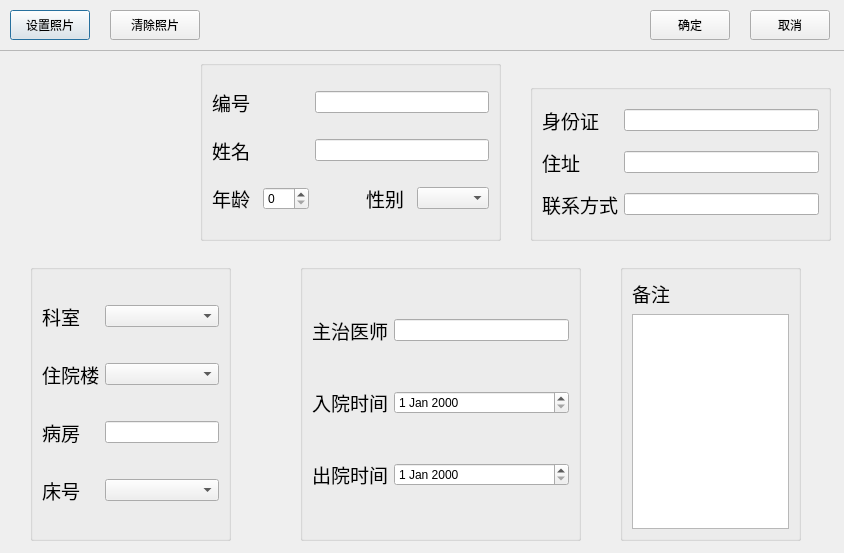
First picture: the form in dialog.ui, repository PGwind/Qt_HIMS, before the edit.
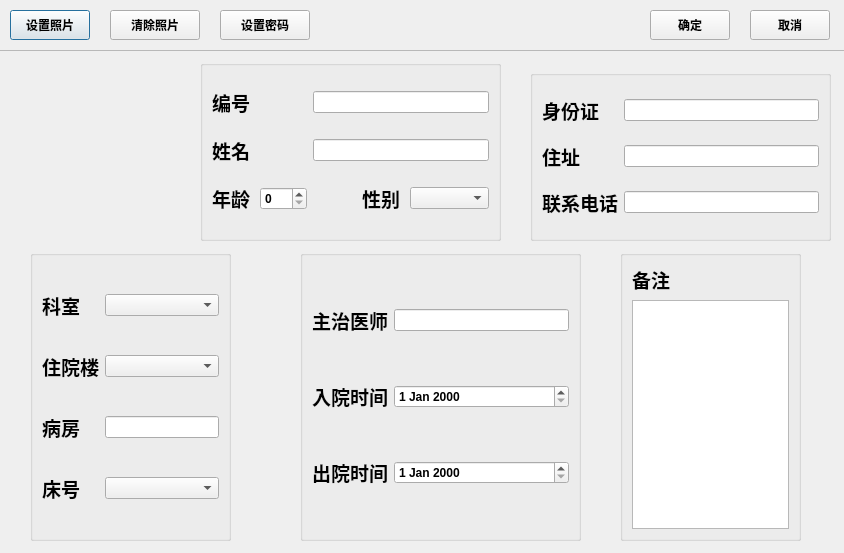
Second picture: the form after the edit. Icons and pictures are not drawn.

Diff of the .ui file:
```diff
--- a/dialog.ui
+++ b/dialog.ui
@@ -10,6 +10,11 @@
     <height>553</height>
    </rect>
   </property>
+  <property name="font">
+   <font>
+    <bold>true</bold>
+   </font>
+  </property>
   <property name="windowTitle">
    <string>Dialog</string>
   </property>
@@ -74,6 +79,9 @@
    </property>
   </widget>
   <widget class="QFrame" name="frame">
+   <property name="enabled">
+    <bool>true</bool>
+   </property>
    <property name="geometry">
     <rect>
      <x>-10</x>
@@ -105,19 +113,28 @@
       <widget class="QLineEdit" name="lineEdit_name"/>
      </item>
      <item row="2" column="2">
-      <widget class="QSpinBox" name="spinBox_age"/>
+      <widget class="QSpinBox" name="spinBox_age">
+       <property name="maximum">
+        <number>120</number>
+       </property>
+      </widget>
      </item>
      <item row="0" column="3" colspan="3">
       <widget class="QLineEdit" name="lineEdit_id"/>
      </item>
      <item row="2" column="5">
-      <widget class="QComboBox" name="comboBox_gender"/>
+      <widget class="QComboBox" name="comboBox_gender">
+       <property name="enabled">
+        <bool>true</bool>
+       </property>
+      </widget>
      </item>
      <item row="1" column="0">
       <widget class="QLabel" name="label_name">
        <property name="font">
         <font>
          <pointsize>14</pointsize>
+         <bold>true</bold>
         </font>
        </property>
        <property name="text">
@@ -130,6 +147,7 @@
        <property name="font">
         <font>
          <pointsize>14</pointsize>
+         <bold>true</bold>
         </font>
        </property>
        <property name="text">
@@ -142,6 +160,7 @@
        <property name="font">
         <font>
          <pointsize>14</pointsize>
+         <bold>true</bold>
         </font>
        </property>
        <property name="text">
@@ -154,6 +173,7 @@
        <property name="font">
         <font>
          <pointsize>14</pointsize>
+         <bold>true</bold>
         </font>
        </property>
        <property name="text">
@@ -173,7 +193,7 @@
      </rect>
     </property>
     <property name="title">
-     <string> </string>
+     <string/>
     </property>
     <layout class="QGridLayout" name="gridLayout_2">
      <item row="0" column="0">
@@ -181,6 +201,7 @@
        <property name="font">
         <font>
          <pointsize>14</pointsize>
+         <bold>true</bold>
         </font>
        </property>
        <property name="text">
@@ -196,6 +217,7 @@
        <property name="font">
         <font>
          <pointsize>14</pointsize>
+         <bold>true</bold>
         </font>
        </property>
        <property name="text">
@@ -211,10 +233,11 @@
        <property name="font">
         <font>
          <pointsize>14</pointsize>
+         <bold>true</bold>
         </font>
        </property>
        <property name="text">
-        <string>联系方式</string>
+        <string>联系电话</string>
        </property>
       </widget>
      </item>
@@ -233,7 +256,7 @@
      </rect>
     </property>
     <property name="title">
-     <string> </string>
+     <string/>
     </property>
     <layout class="QGridLayout" name="gridLayout_4">
      <item row="0" column="0">
@@ -241,6 +264,7 @@
        <property name="font">
         <font>
          <pointsize>14</pointsize>
+         <bold>true</bold>
         </font>
        </property>
        <property name="text">
@@ -249,13 +273,18 @@
       </widget>
      </item>
      <item row="0" column="1">
-      <widget class="QComboBox" name="comboBox_department"/>
+      <widget class="QComboBox" name="comboBox_department">
+       <property name="enabled">
+        <bool>true</bool>
+       </property>
+      </widget>
      </item>
      <item row="1" column="0">
       <widget class="QLabel" name="label_build">
        <property name="font">
         <font>
          <pointsize>14</pointsize>
+         <bold>true</bold>
         </font>
        </property>
        <property name="text">
@@ -264,13 +293,18 @@
       </widget>
      </item>
      <item row="1" column="1">
-      <widget class="QComboBox" name="comboBox_build"/>
+      <widget class="QComboBox" name="comboBox_build">
+       <property name="enabled">
+        <bool>true</bool>
+       </property>
+      </widget>
      </item>
      <item row="2" column="0">
       <widget class="QLabel" name="label_room">
        <property name="font">
         <font>
          <pointsize>14</pointsize>
+         <bold>true</bold>
         </font>
        </property>
        <property name="text">
@@ -286,6 +320,7 @@
        <property name="font">
         <font>
          <pointsize>14</pointsize>
+         <bold>true</bold>
         </font>
        </property>
        <property name="text">
@@ -294,7 +329,11 @@
       </widget>
      </item>
      <item row="3" column="1">
-      <widget class="QComboBox" name="comboBox_bed"/>
+      <widget class="QComboBox" name="comboBox_bed">
+       <property name="enabled">
+        <bool>true</bool>
+       </property>
+      </widget>
      </item>
     </layout>
    </widget>
@@ -308,7 +347,7 @@
      </rect>
     </property>
     <property name="title">
-     <string> </string>
+     <string/>
     </property>
     <layout class="QGridLayout" name="gridLayout_5">
      <item row="0" column="0">
@@ -316,6 +355,7 @@
        <property name="font">
         <font>
          <pointsize>14</pointsize>
+         <bold>true</bold>
         </font>
        </property>
        <property name="text">
@@ -331,6 +371,7 @@
        <property name="font">
         <font>
          <pointsize>14</pointsize>
+         <bold>true</bold>
         </font>
        </property>
        <property name="text">
@@ -346,6 +387,7 @@
        <property name="font">
         <font>
          <pointsize>14</pointsize>
+         <bold>true</bold>
         </font>
        </property>
        <property name="text">
@@ -368,7 +410,7 @@
      </rect>
     </property>
     <property name="title">
-     <string> </string>
+     <string/>
     </property>
     <layout class="QVBoxLayout" name="verticalLayout">
      <item>
@@ -376,6 +418,7 @@
        <property name="font">
         <font>
          <pointsize>14</pointsize>
+         <bold>true</bold>
         </font>
        </property>
        <property name="text">
@@ -402,6 +445,23 @@
     </property>
    </widget>
   </widget>
+  <widget class="QPushButton" name="pushButton_lock">
+   <property name="geometry">
+    <rect>
+     <x>220</x>
+     <y>10</y>
+     <width>90</width>
+     <height>30</height>
+    </rect>
+   </property>
+   <property name="text">
+    <string>设置密码</string>
+   </property>
+   <property name="icon">
+    <iconset resource="images.qrc">
+     <normaloff>:/icons/images/icons/passwd.png</normaloff>:/icons/images/icons/passwd.png</iconset>
+   </property>
+  </widget>
  </widget>
  <resources>
   <include location="images.qrc"/>
```
Left out of the diff: 2 changed lines with no effect on the pictures.
